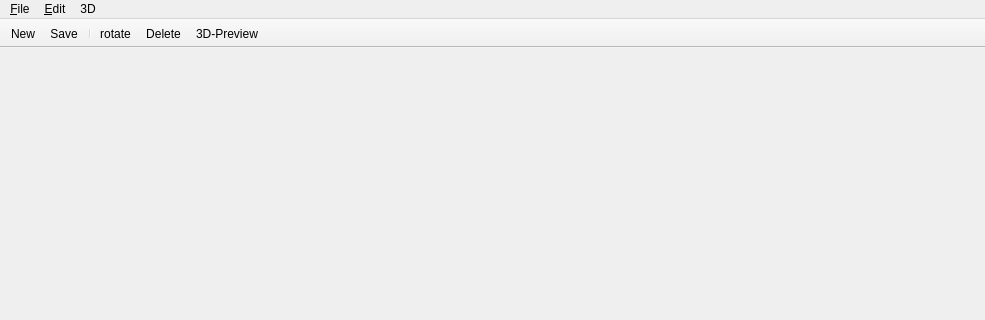
This is mainwindow.ui in jitsem/thesisqt3d as Qt 5 draws it before an edit; both pictures show x 0 to 985 and y 0 to 320 of the 985 by 588 pixel window. The edited form follows.
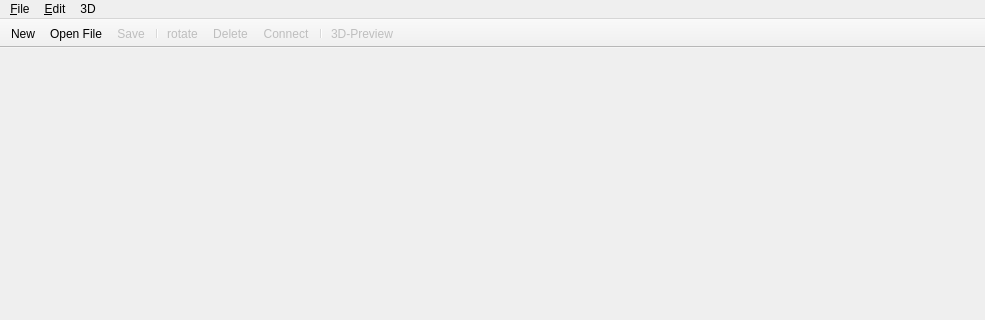
This is the edited form. Icons and pictures are not drawn.

```diff
--- a/mainwindow.ui
+++ b/mainwindow.ui
@@ -74,10 +74,13 @@
     <bool>false</bool>
    </attribute>
    <addaction name="actionNew"/>
+   <addaction name="actionOpen_File"/>
    <addaction name="actionSave"/>
    <addaction name="separator"/>
    <addaction name="actionRotate"/>
    <addaction name="actionDelete"/>
+   <addaction name="actionConnect"/>
+   <addaction name="separator"/>
    <addaction name="action3D_Preview"/>
   </widget>
   <widget class="QStatusBar" name="statusBar"/>
@@ -94,6 +97,9 @@
    </property>
   </action>
   <action name="actionSave">
+   <property name="enabled">
+    <bool>false</bool>
+   </property>
    <property name="icon">
     <iconset resource="levelbuilder.qrc">
      <normaloff>:/assets/icons/png/diskette.png</normaloff>:/assets/icons/png/diskette.png</iconset>
@@ -130,6 +136,9 @@
    </property>
   </action>
   <action name="actionRotate">
+   <property name="enabled">
+    <bool>false</bool>
+   </property>
    <property name="icon">
     <iconset resource="levelbuilder.qrc">
      <normaloff>:/assets/icons/png/reload-webpage.png</normaloff>:/assets/icons/png/reload-webpage.png</iconset>
@@ -145,6 +154,9 @@
    </property>
   </action>
   <action name="actionDelete">
+   <property name="enabled">
+    <bool>false</bool>
+   </property>
    <property name="icon">
     <iconset resource="levelbuilder.qrc">
      <normaloff>:/assets/icons/png/cross-sign.png</normaloff>:/assets/icons/png/cross-sign.png</iconset>
@@ -160,6 +172,9 @@
    </property>
   </action>
   <action name="action3D_Preview">
+   <property name="enabled">
+    <bool>false</bool>
+   </property>
    <property name="icon">
     <iconset resource="levelbuilder.qrc">
      <normaloff>:/assets/icons/png/direction.png</normaloff>:/assets/icons/png/direction.png</iconset>
@@ -174,6 +189,39 @@
     <string>Ctrl+D</string>
    </property>
   </action>
+  <action name="actionOpen_File">
+   <property name="icon">
+    <iconset resource="levelbuilder.qrc">
+     <normaloff>:/assets/icons/png/closed-folder.png</normaloff>:/assets/icons/png/closed-folder.png</iconset>
+   </property>
+   <property name="text">
+    <string>Open File</string>
+   </property>
+   <property name="toolTip">
+    <string>Open an existing file</string>
+   </property>
+   <property name="shortcut">
+    <string>Ctrl+O</string>
+   </property>
+  </action>
+  <action name="actionConnect">
+   <property name="enabled">
+    <bool>false</bool>
+   </property>
+   <property name="icon">
+    <iconset resource="levelbuilder.qrc">
+     <normaloff>:/assets/icons/png/redo-arrow.png</normaloff>:/assets/icons/png/redo-arrow.png</iconset>
+   </property>
+   <property name="text">
+    <string>Connect</string>
+   </property>
+   <property name="toolTip">
+    <string>select two components to connect them</string>
+   </property>
+   <property name="shortcut">
+    <string>Ctrl+L</string>
+   </property>
+  </action>
  </widget>
  <layoutdefault spacing="6" margin="11"/>
  <resources>
```
Left out of the diff: 10 changed lines with no effect on the pictures.
